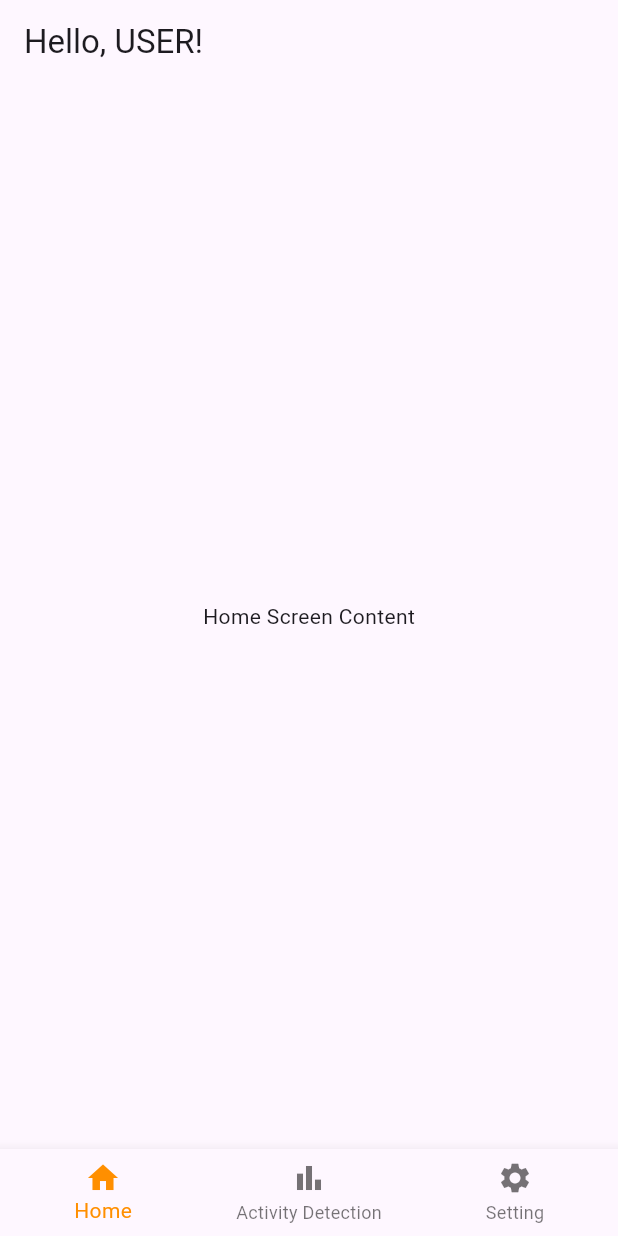
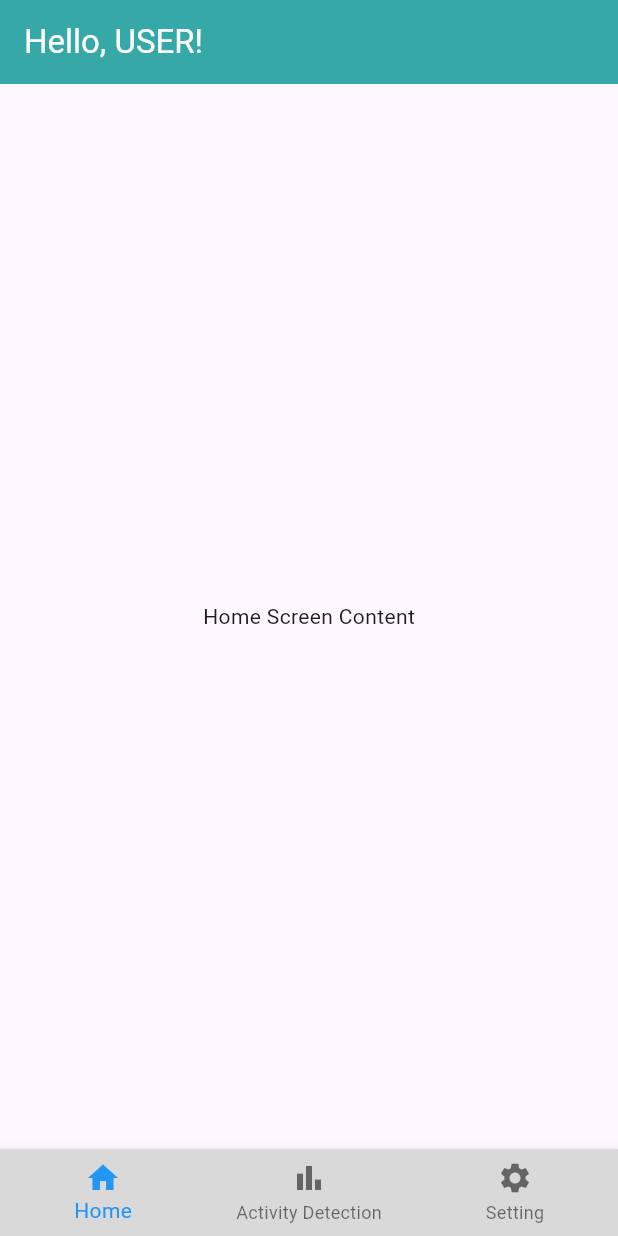
Before and after one commit to ACLAB-HCMUT/Thesis_MDT260_Application_Motion_Detection, a Flutter app: the screen it shows after launch, on a phone screen of 412 x 824 dp. Run offline on Flutter 3.47's test engine with Material 3 defaults, Android fonts, the light colour scheme and no system bars; our stand-ins replace lottie.

Commit message:
HexColor for Background of Title and Navigation Bar

```diff
--- a/lib/main.dart
+++ b/lib/main.dart
@@ -5,7 +5,7 @@
 import 'package:thesis_application_motion_detection/pages/setting_page.dart';
 
 void main() {
-  runApp(MyApp());
+  runApp(const MyApp());
 }
 
 class MyApp extends StatelessWidget {
@@ -14,12 +14,18 @@
   @override
   Widget build(BuildContext context) {
     return MaterialApp(
-      home: MainScreen(),
+      title: 'Motion Detection with XIAO SENSE',
+      theme: ThemeData(
+        primarySwatch: Colors.blue,
+      ),
+      home: const MainScreen(),
     );
   }
 }
 
 class MainScreen extends StatefulWidget {
+  const MainScreen({super.key});
+
   @override
   _MainScreenState createState() => _MainScreenState();
 }
@@ -43,6 +49,8 @@
   Widget build(BuildContext context) {
     return Scaffold(
       appBar: AppBar(
+        backgroundColor: Color(0xff37A8A8),
+        foregroundColor: Colors.white,
         title: const Text('Hello, USER!'),
       ),
       body: Center(
@@ -64,7 +72,8 @@
           ),
         ],
         currentIndex: _selectedIndex,
-        selectedItemColor: Colors.amber[800],
+        selectedItemColor: Colors.blue,
+        backgroundColor: Color(0xffD9D9D9),
         onTap: _onItemTapped,
       ),
     );
```
